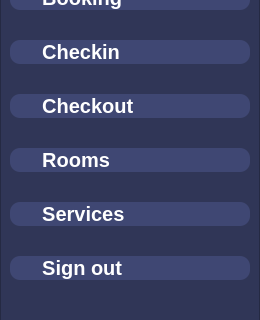
Before: the Qt Designer form main.ui in mindt102/HotelManagementSystem, drawn with Qt 5; both pictures show x 0 to 260 and y 151 to 471 of the 260 by 930 pixel window.
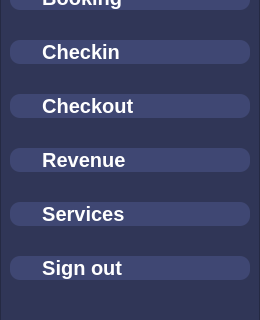
After: the same form once the commit is applied. Icons and pictures are not drawn.

Commit message: config navbar buttons

The edit to the form file:
```diff
--- a/main.ui
+++ b/main.ui
@@ -215,7 +215,7 @@
 padding-left: 10;</string>
       </property>
       <property name="text">
-       <string>    Rooms</string>
+       <string>    Revenue</string>
       </property>
       <property name="icon">
        <iconset>
```
Left out of the diff: 2 changed lines with no effect on the pictures. The commit also changes 4 other files.
